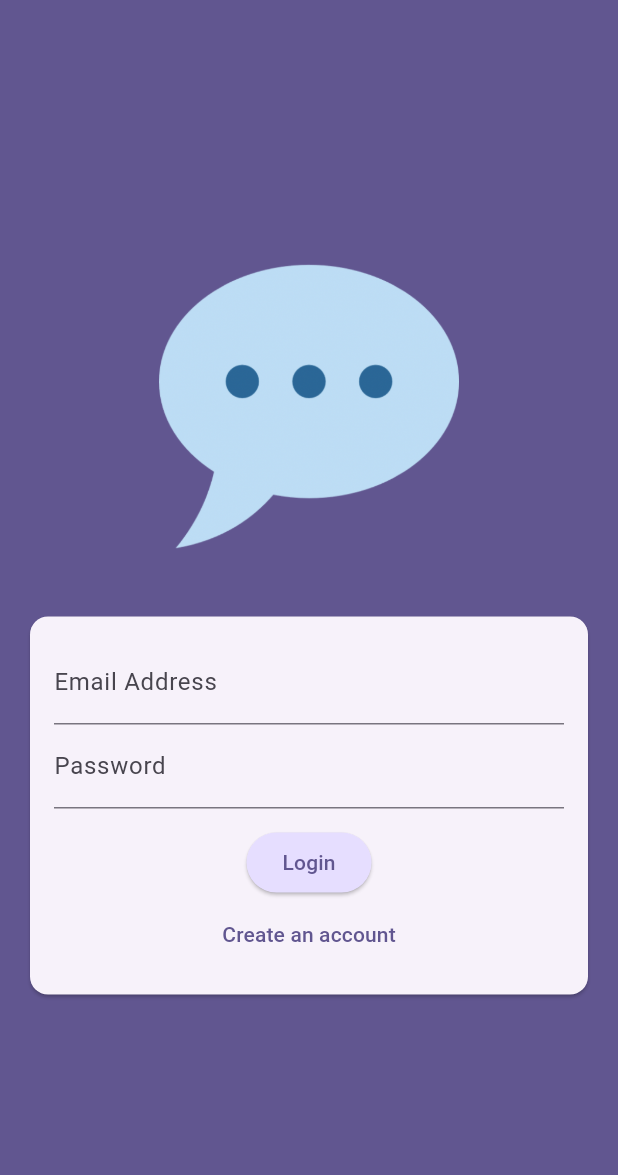
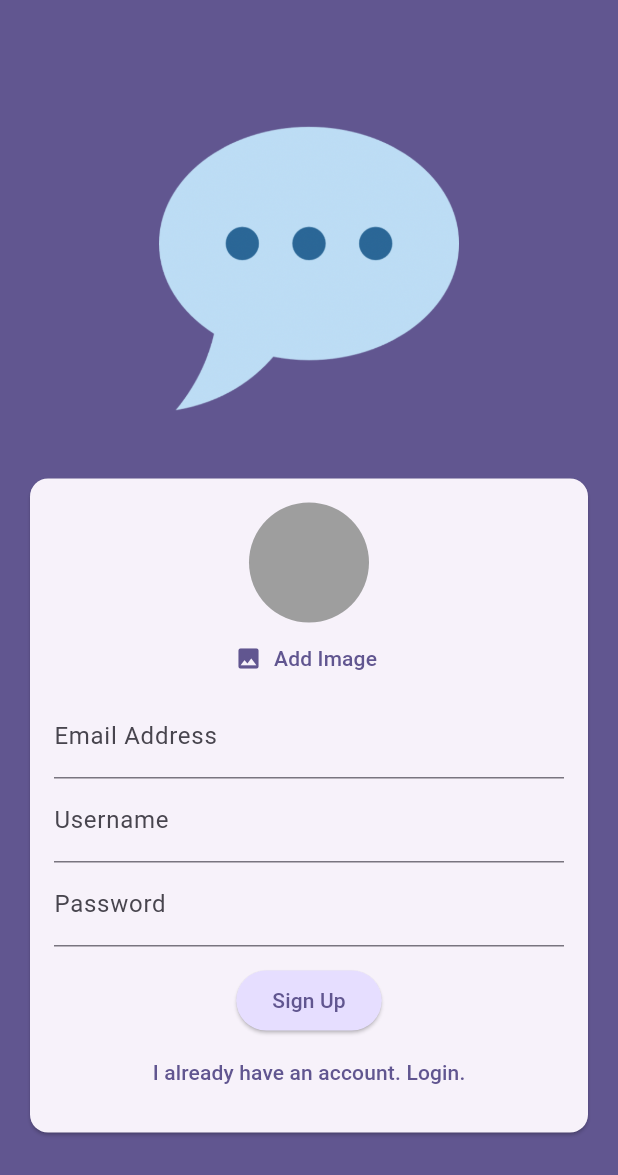
Before and after one commit to RoyalBosS-Ayush/Flutter-Chat-App, a Flutter app: the screen it shows after launch, on a phone screen of 412 x 824 dp. Shown: the top 1175 px of the screen. Run offline on Flutter 3.47's test engine with Material 3 defaults, Android fonts, the phone set to English and light mode, and no system bars; our stand-ins replace cloud_firestore, firebase_auth, firebase_core, firebase_storage, image_picker; accounts and stored records are empty.

```diff
--- a/lib/screens/auth.dart
+++ b/lib/screens/auth.dart
@@ -1,3 +1,8 @@
+import 'dart:io';
+
+import 'package:chat_app/widgets/user_image_picker.dart';
+import 'package:cloud_firestore/cloud_firestore.dart';
+import 'package:firebase_storage/firebase_storage.dart';
 import 'package:flutter/material.dart';
 import 'package:firebase_auth/firebase_auth.dart';
 
@@ -13,20 +18,26 @@ class AuthScreen extends StatefulWidget {
 }
 
 class _AuthScreenState extends State<AuthScreen> {
-  var _isLogin = true;
+  var _isLogin = false;
   final _form = GlobalKey<FormState>();
   var _enteredEmail = "";
   var _enteredPassword = "";
+  var _enteredUsername = "";
+  File? _selectedImage;
+  var _isAuthenticating = false;
 
   void _submit() async {
     final isValid = _form.currentState!.validate();
-    if (!isValid) {
+    if (!isValid || (!_isLogin && _selectedImage == null)) {
       return;
     }
 
     _form.currentState!.save();
 
     try {
+      setState(() {
+        _isAuthenticating = true;
+      });
       if (_isLogin) {
         final userCredential = await _firebase.signInWithEmailAndPassword(
           email: _enteredEmail,
@@ -37,6 +48,27 @@ class _AuthScreenState extends State<AuthScreen> {
           email: _enteredEmail,
           password: _enteredPassword,
         );
+
+        final storageRef = FirebaseStorage.instance
+            .ref()
+            .child("user_images")
+            .child("${userCredential.user!.uid}.jpg");
+
+        await storageRef.putFile(_selectedImage!);
+        final imageUrl = await storageRef.getDownloadURL();
+
+        await FirebaseFirestore.instance
+            .collection("users")
+            .doc(userCredential.user!.uid)
+            .set({
+          "username": _enteredUsername,
+          "email": _enteredEmail,
+          "image_url": imageUrl,
+        });
+
+        setState(() {
+          _isAuthenticating = true;
+        });
       }
     } on FirebaseAuthException catch (error) {
       if (error.code == "email-already-in-use") {}
@@ -47,6 +79,9 @@ class _AuthScreenState extends State<AuthScreen> {
             content: Text(error.message ?? "Authentication failed."),
           ),
         );
+        setState(() {
+          _isAuthenticating = true;
+        });
       }
     }
   }
@@ -80,6 +115,12 @@ class _AuthScreenState extends State<AuthScreen> {
                   child: Column(
                     mainAxisSize: MainAxisSize.min,
                     children: [
+                      if (!_isLogin)
+                        UserImagePicker(
+                          onPickImage: (pickedImage) {
+                            _selectedImage = pickedImage;
+                          },
+                        ),
                       TextFormField(
                         decoration: const InputDecoration(
                           labelText: "Email Address",
@@ -99,6 +140,24 @@ class _AuthScreenState extends State<AuthScreen> {
                           _enteredEmail = value!;
                         },
                       ),
+                      if (!_isLogin)
+                        TextFormField(
+                          decoration: const InputDecoration(
+                            labelText: "Username",
+                          ),
+                          enableSuggestions: false,
+                          autocorrect: false,
+                          textCapitalization: TextCapitalization.none,
+                          validator: (value) {
+                            if (value == null || value.trim().length < 4) {
+                              return 'Please enter at lease 4 characters.';
+                            }
+                            return null;
+                          },
+                          onSaved: (value) {
+                            _enteredUsername = value!;
+                          },
+                        ),
                       TextFormField(
                         decoration: const InputDecoration(
                           labelText: "Password",
@@ -115,6 +174,8 @@ class _AuthScreenState extends State<AuthScreen> {
                         },
                       ),
                       const SizedBox(height: 12),
+                      if (_isAuthenticating) const CircularProgressIndicator(),
+                      if (!_isAuthenticating)
                         ElevatedButton(
                           onPressed: _submit,
                           style: ElevatedButton.styleFrom(
@@ -123,6 +184,7 @@ class _AuthScreenState extends State<AuthScreen> {
                           ),
                           child: Text(_isLogin ? "Login" : "Sign Up"),
                         ),
+                      if (!_isAuthenticating)
                         TextButton(
                           onPressed: () {
                             setState(() {
--- /dev/null
+++ b/lib/widgets/user_image_picker.dart
@@ -0,0 +1,59 @@
+import 'dart:io';
+
+import 'package:flutter/material.dart';
+import 'package:image_picker/image_picker.dart';
+
+class UserImagePicker extends StatefulWidget {
+  const UserImagePicker({super.key, required this.onPickImage});
+
+  final void Function(File pickedImage) onPickImage;
+
+  @override
+  State<UserImagePicker> createState() {
+    return _UserImagePickerState();
+  }
+}
+
+class _UserImagePickerState extends State<UserImagePicker> {
+  File? _pickedImageFile;
+
+  void _pickImage() async {
+    final pickedImage = await ImagePicker().pickImage(
+      source: ImageSource.camera,
+      imageQuality: 50,
+      maxWidth: 150,
+    );
+
+    if (pickedImage == null) {
+      return;
+    }
+
+    setState(() {
+      _pickedImageFile = File(pickedImage.path);
+    });
+
+    widget.onPickImage(_pickedImageFile!);
+  }
+
+  @override
+  Widget build(BuildContext context) {
+    return Column(
+      children: [
+        CircleAvatar(
+          radius: 40,
+          backgroundColor: Colors.grey,
+          foregroundImage:
+              _pickedImageFile != null ? FileImage(_pickedImageFile!) : null,
+        ),
+        TextButton.icon(
+          onPressed: _pickImage,
+          icon: const Icon(Icons.image),
+          label: Text("Add Image",
+              style: TextStyle(
+                color: Theme.of(context).colorScheme.primary,
+              )),
+        ),
+      ],
+    );
+  }
+}
--- a/pubspec.yaml
+++ b/pubspec.yaml
@@ -37,6 +37,9 @@ dependencies:
   cupertino_icons: ^1.0.2
   firebase_core: ^2.24.2
   firebase_auth: ^4.15.3
+  firebase_storage: ^11.5.6
+  image_picker: ^1.0.5
+  cloud_firestore: ^4.13.6
 
 dev_dependencies:
   flutter_test:
```
Also changed, not shown: pubspec.lock, 6 other files. Lines whose indentation alone changed are shown as unchanged.
